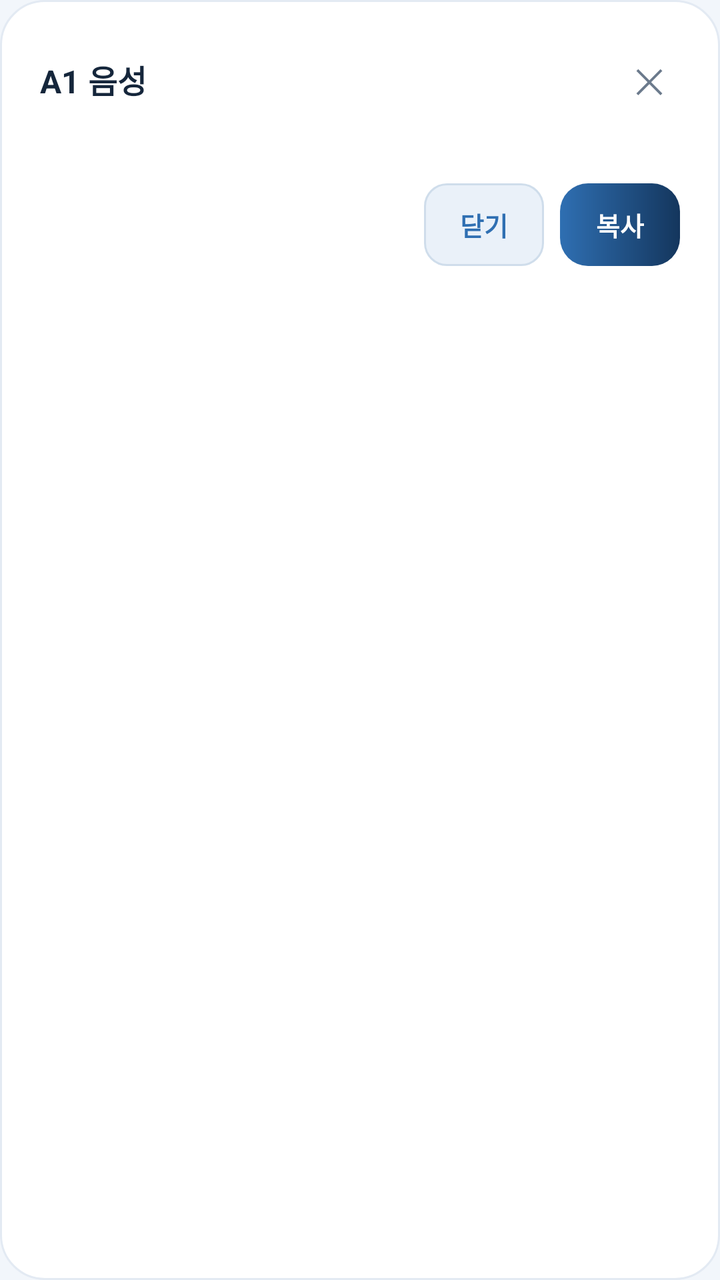
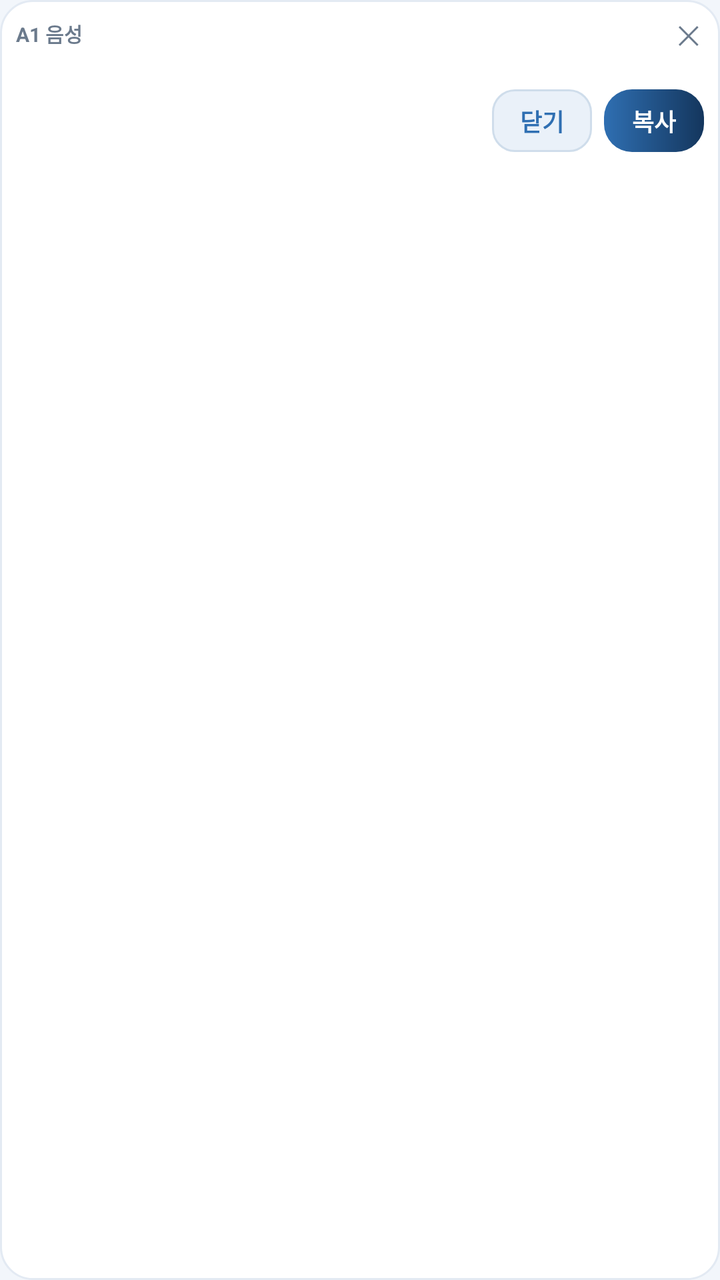

An Android layout rendered at two revisions. The XML below is the earlier revision; the diff shows what the commit changed to produce the second picture.
<!-- AndroidManifest.xml: application theme AppTheme -->
<!-- res/layout/overlay_popup.xml -->
<?xml version="1.0" encoding="utf-8"?>
<LinearLayout xmlns:android="http://schemas.android.com/apk/res/android"
    android:layout_width="match_parent"
    android:layout_height="wrap_content"
    android:orientation="vertical"
    android:background="@drawable/bg_popup"
    android:padding="20dp">

    <LinearLayout
        android:layout_width="match_parent"
        android:layout_height="wrap_content"
        android:orientation="horizontal"
        android:gravity="center_vertical">

        <TextView
            android:id="@+id/popup_title"
            android:layout_width="0dp"
            android:layout_height="wrap_content"
            android:layout_weight="1"
            android:text="A1 음성"
            android:textColor="@color/text_primary"
            android:textSize="16sp"
            android:textStyle="bold"/>

        <TextView
            android:id="@+id/popup_close"
            android:layout_width="wrap_content"
            android:layout_height="wrap_content"
            android:padding="8dp"
            android:text="✕"
            android:textColor="@color/text_secondary"
            android:textSize="17sp"/>
    </LinearLayout>

    <TextView
        android:id="@+id/popup_msg"
        android:layout_width="match_parent"
        android:layout_height="wrap_content"
        android:layout_marginTop="2dp"
        android:text=""
        android:textColor="@color/text_secondary"
        android:textSize="12sp"/>

    <ProgressBar
        android:id="@+id/popup_progress"
        style="?android:attr/progressBarStyleHorizontal"
        android:layout_width="match_parent"
        android:layout_height="wrap_content"
        android:layout_marginTop="14dp"
        android:indeterminate="true"
        android:visibility="gone"/>

    <EditText
        android:id="@+id/popup_text"
        android:layout_width="match_parent"
        android:layout_height="wrap_content"
        android:layout_marginTop="12dp"
        android:background="@drawable/bg_input"
        android:padding="14dp"
        android:minLines="4"
        android:maxLines="10"
        android:maxHeight="240dp"
        android:scrollbars="vertical"
        android:gravity="top|start"
        android:textColor="@color/text_primary"
        android:textColorHint="@color/text_secondary"
        android:textSize="16sp"
        android:lineSpacingExtra="3dp"
        android:hint="변환된 글이 여기에 표시됩니다"
        android:inputType="textMultiLine|textCapSentences"
        android:visibility="gone"/>

    <LinearLayout
        android:id="@+id/popup_buttons"
        android:layout_width="match_parent"
        android:layout_height="wrap_content"
        android:layout_marginTop="14dp"
        android:orientation="horizontal"
        android:gravity="end">

        <TextView
            android:id="@+id/popup_secondary"
            android:layout_width="wrap_content"
            android:layout_height="wrap_content"
            android:background="@drawable/bg_btn_small"
            android:paddingLeft="18dp"
            android:paddingRight="18dp"
            android:paddingTop="11dp"
            android:paddingBottom="11dp"
            android:text="닫기"
            android:textColor="@color/brand_blue"
            android:textSize="13sp"
            android:textStyle="bold"/>

        <TextView
            android:id="@+id/popup_primary"
            android:layout_width="wrap_content"
            android:layout_height="wrap_content"
            android:layout_marginLeft="8dp"
            android:background="@drawable/bg_btn_primary"
            android:paddingLeft="18dp"
            android:paddingRight="18dp"
            android:paddingTop="11dp"
            android:paddingBottom="11dp"
            android:text="복사"
            android:textColor="@color/white"
            android:textSize="13sp"
            android:textStyle="bold"/>
    </LinearLayout>
</LinearLayout>
<!-- resources referenced by this layout -->
<resources>
  <color name="brand_blue">#2F6FB2</color>
  <color name="text_primary">#15263B</color>
  <color name="text_secondary">#6B7A8C</color>
  <color name="white">#FFFFFF</color>
  <!-- drawable bg_btn_primary (drawable) -->
  <?xml version="1.0" encoding="utf-8"?>
  <shape xmlns:android="http://schemas.android.com/apk/res/android" android:shape="rectangle">
      <gradient android:type="linear" android:angle="0" android:startColor="#2F6FB2" android:endColor="#14365D"/>
      <corners android:radius="14dp"/>
  </shape>
  <!-- drawable bg_btn_small (drawable) -->
  <?xml version="1.0" encoding="utf-8"?>
  <shape xmlns:android="http://schemas.android.com/apk/res/android" android:shape="rectangle">
      <solid android:color="#EAF1F9"/>
      <corners android:radius="11dp"/>
      <stroke android:width="1dp" android:color="#CFDDEB"/>
  </shape>
  <!-- drawable bg_input (drawable) -->
  <?xml version="1.0" encoding="utf-8"?>
  <shape xmlns:android="http://schemas.android.com/apk/res/android" android:shape="rectangle">
      <solid android:color="#F7F9FC"/>
      <corners android:radius="12dp"/>
      <stroke android:width="1dp" android:color="@color/line"/>
  </shape>
  <!-- drawable bg_popup (drawable) -->
  <?xml version="1.0" encoding="utf-8"?>
  <shape xmlns:android="http://schemas.android.com/apk/res/android" android:shape="rectangle">
      <solid android:color="#FFFFFF"/>
      <corners android:radius="22dp"/>
      <stroke android:width="1dp" android:color="#E3EAF3"/>
  </shape>
  <style name="AppTheme" parent="@android:style/Theme.Material.Light.NoActionBar">
          <item name="android:colorPrimary">@color/brand_navy</item>
          <item name="android:colorPrimaryDark">@color/brand_navy</item>
          <item name="android:colorAccent">@color/brand_blue</item>
          <item name="android:statusBarColor">@color/brand_navy</item>
          <item name="android:windowBackground">@color/bg</item>
      </style>
  <color name="line">#DCE5EF</color>
  <color name="brand_navy">#14365D</color>
  <color name="bg">#F2F6FB</color>
</resources>

<!-- the commit's change to res/layout/overlay_popup.xml (unified diff, before → after) -->
@@ -4,8 +4,9 @@
     android:layout_height="wrap_content"
     android:orientation="vertical"
     android:background="@drawable/bg_popup"
-    android:padding="20dp">
+    android:padding="8dp">
 
+    
     <LinearLayout
         android:layout_width="match_parent"
         android:layout_height="wrap_content"
@@ -18,35 +19,40 @@
             android:layout_height="wrap_content"
             android:layout_weight="1"
             android:text="A1 음성"
-            android:textColor="@color/text_primary"
-            android:textSize="16sp"
+            android:includeFontPadding="false"
+            android:textColor="@color/text_secondary"
+            android:textSize="10sp"
             android:textStyle="bold"/>
 
         <TextView
             android:id="@+id/popup_close"
             android:layout_width="wrap_content"
             android:layout_height="wrap_content"
-            android:padding="8dp"
+            android:paddingLeft="8dp"
+            android:paddingRight="2dp"
+            android:paddingTop="0dp"
+            android:paddingBottom="0dp"
+            android:includeFontPadding="false"
             android:text="✕"
             android:textColor="@color/text_secondary"
-            android:textSize="17sp"/>
+            android:textSize="13sp"/>
     </LinearLayout>
 
     <TextView
         android:id="@+id/popup_msg"
         android:layout_width="match_parent"
         android:layout_height="wrap_content"
-        android:layout_marginTop="2dp"
         android:text=""
+        android:includeFontPadding="false"
         android:textColor="@color/text_secondary"
-        android:textSize="12sp"/>
+        android:textSize="11sp"/>
 
     <ProgressBar
         android:id="@+id/popup_progress"
         style="?android:attr/progressBarStyleHorizontal"
         android:layout_width="match_parent"
         android:layout_height="wrap_content"
-        android:layout_marginTop="14dp"
+        android:layout_marginTop="6dp"
         android:indeterminate="true"
         android:visibility="gone"/>
 
@@ -54,18 +60,18 @@
         android:id="@+id/popup_text"
         android:layout_width="match_parent"
         android:layout_height="wrap_content"
-        android:layout_marginTop="12dp"
+        android:layout_marginTop="6dp"
         android:background="@drawable/bg_input"
-        android:padding="14dp"
-        android:minLines="4"
-        android:maxLines="10"
-        android:maxHeight="240dp"
+        android:padding="10dp"
+        android:minLines="3"
+        android:maxLines="8"
+        android:maxHeight="200dp"
         android:scrollbars="vertical"
         android:gravity="top|start"
         android:textColor="@color/text_primary"
         android:textColorHint="@color/text_secondary"
-        android:textSize="16sp"
-        android:lineSpacingExtra="3dp"
+        android:textSize="15sp"
+        android:lineSpacingExtra="2dp"
         android:hint="변환된 글이 여기에 표시됩니다"
         android:inputType="textMultiLine|textCapSentences"
         android:visibility="gone"/>
@@ -74,7 +80,7 @@
         android:id="@+id/popup_buttons"
         android:layout_width="match_parent"
         android:layout_height="wrap_content"
-        android:layout_marginTop="14dp"
+        android:layout_marginTop="6dp"
         android:orientation="horizontal"
         android:gravity="end">
 
@@ -83,28 +89,30 @@
             android:layout_width="wrap_content"
             android:layout_height="wrap_content"
             android:background="@drawable/bg_btn_small"
-            android:paddingLeft="18dp"
-            android:paddingRight="18dp"
-            android:paddingTop="11dp"
-            android:paddingBottom="11dp"
+            android:paddingLeft="14dp"
+            android:paddingRight="14dp"
+            android:paddingTop="7dp"
+            android:paddingBottom="7dp"
+            android:includeFontPadding="false"
             android:text="닫기"
             android:textColor="@color/brand_blue"
-            android:textSize="13sp"
+            android:textSize="12sp"
             android:textStyle="bold"/>
 
         <TextView
             android:id="@+id/popup_primary"
             android:layout_width="wrap_content"
             android:layout_height="wrap_content"
-            android:layout_marginLeft="8dp"
+            android:layout_marginLeft="6dp"
             android:background="@drawable/bg_btn_primary"
-            android:paddingLeft="18dp"
-            android:paddingRight="18dp"
-            android:paddingTop="11dp"
-            android:paddingBottom="11dp"
+            android:paddingLeft="14dp"
+            android:paddingRight="14dp"
+            android:paddingTop="7dp"
+            android:paddingBottom="7dp"
+            android:includeFontPadding="false"
             android:text="복사"
             android:textColor="@color/white"
-            android:textSize="13sp"
+            android:textSize="12sp"
             android:textStyle="bold"/>
     </LinearLayout>
 </LinearLayout>
<!-- resource entries referenced after the edit -->
@@ -28,7 +28,7 @@
   <?xml version="1.0" encoding="utf-8"?>
   <shape xmlns:android="http://schemas.android.com/apk/res/android" android:shape="rectangle">
       <solid android:color="#FFFFFF"/>
-      <corners android:radius="22dp"/>
+      <corners android:radius="16dp"/>
       <stroke android:width="1dp" android:color="#E3EAF3"/>
   </shape>
   <style name="AppTheme" parent="@android:style/Theme.Material.Light.NoActionBar">
